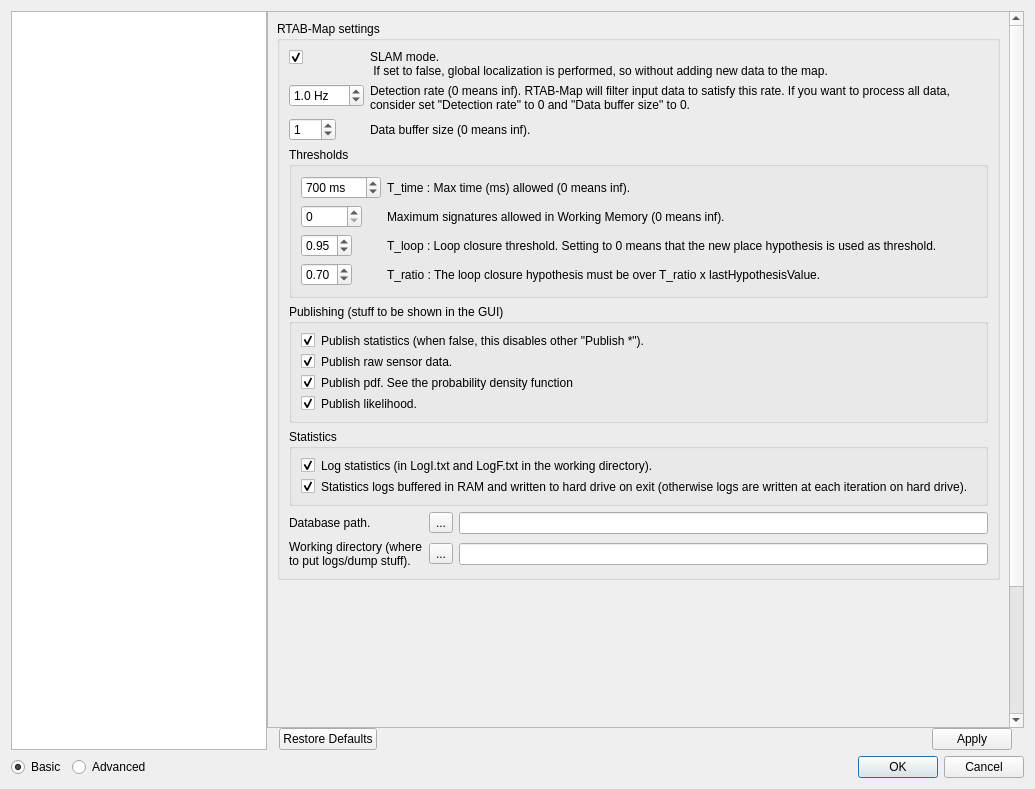
introlab/rtabmap, file guilib/src/ui/preferencesDialog.ui: the form before one commit.
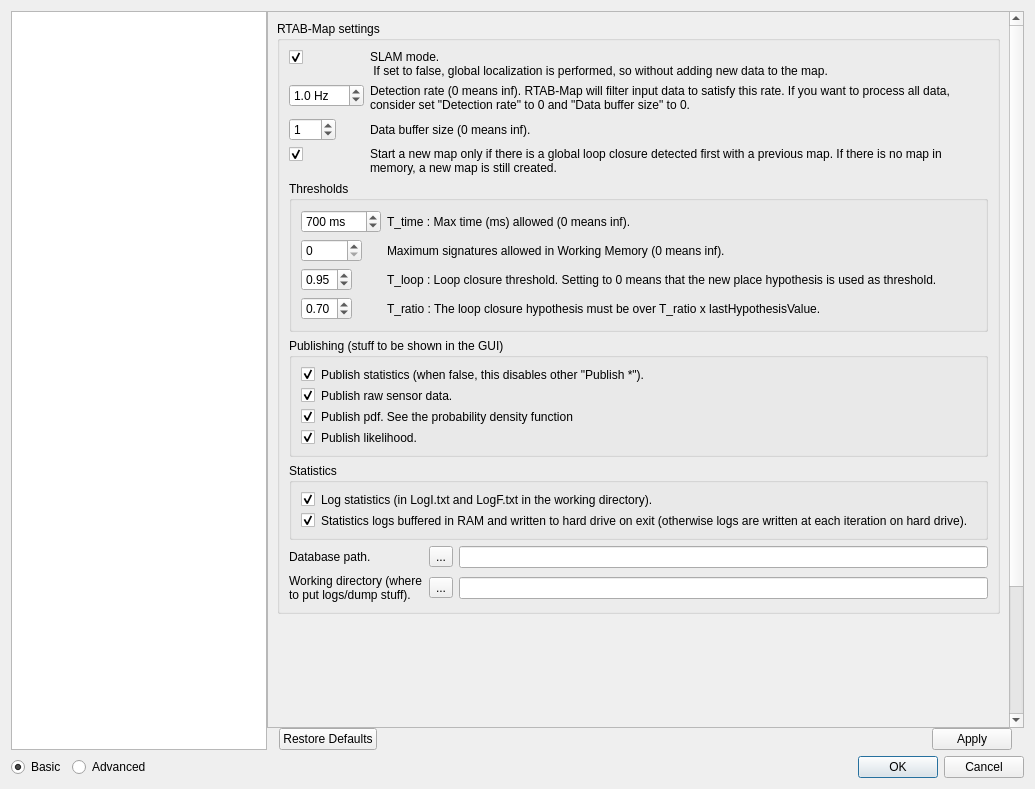
The form after the commit. The open tabs and pages were chosen to show the change. Icons and pictures are not drawn. Custom widgets are drawn as their Qt base class.

Commit message: New parameter: Rtabmap/StartNewMapOnLoopClosure, when activated and creating a new map, the nodes of the new map will be ignored until a loop closure is found.

```diff
--- a/guilib/src/ui/preferencesDialog.ui
+++ b/guilib/src/ui/preferencesDialog.ui
@@ -63,9 +63,9 @@
           <property name="geometry">
            <rect>
             <x>0</x>
-            <y>-293</y>
+            <y>0</y>
             <width>744</width>
-            <height>978</height>
+            <height>900</height>
            </rect>
           </property>
           <layout class="QVBoxLayout" name="verticalLayout_16">
@@ -2222,6 +2222,26 @@
                         </property>
                        </widget>
                       </item>
+                      <item row="3" column="0">
+                       <widget class="QCheckBox" name="general_checkBox_startNewMapOnLoopClosure">
+                        <property name="text">
+                         <string/>
+                        </property>
+                        <property name="checked">
+                         <bool>true</bool>
+                        </property>
+                       </widget>
+                      </item>
+                      <item row="3" column="1">
+                       <widget class="QLabel" name="label_185">
+                        <property name="text">
+                         <string>Start a new map only if there is a global loop closure detected first with a previous map. If there is no map in memory, a new map is still created.</string>
+                        </property>
+                        <property name="wordWrap">
+                         <bool>true</bool>
+                        </property>
+                       </widget>
+                      </item>
                      </layout>
                     </item>
                     <item>
```
Left out of the diff: 2 changed lines with no effect on the pictures. The commit also changes 5 other files.
